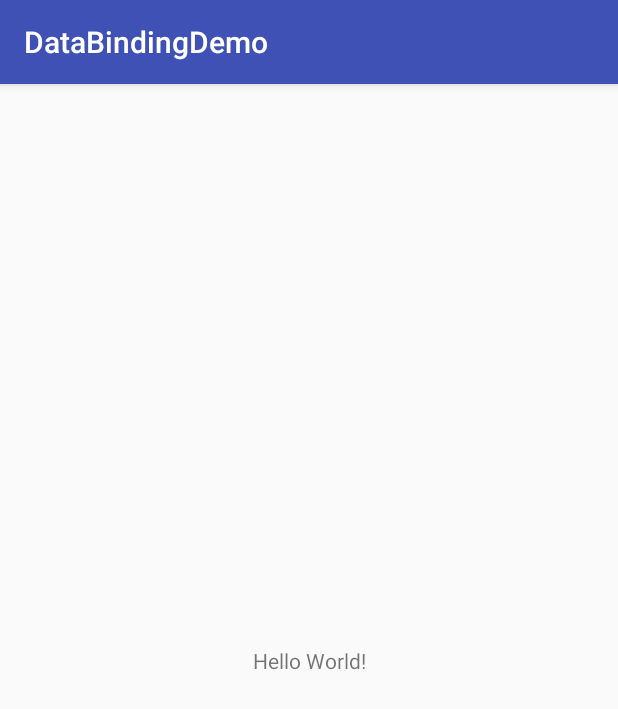
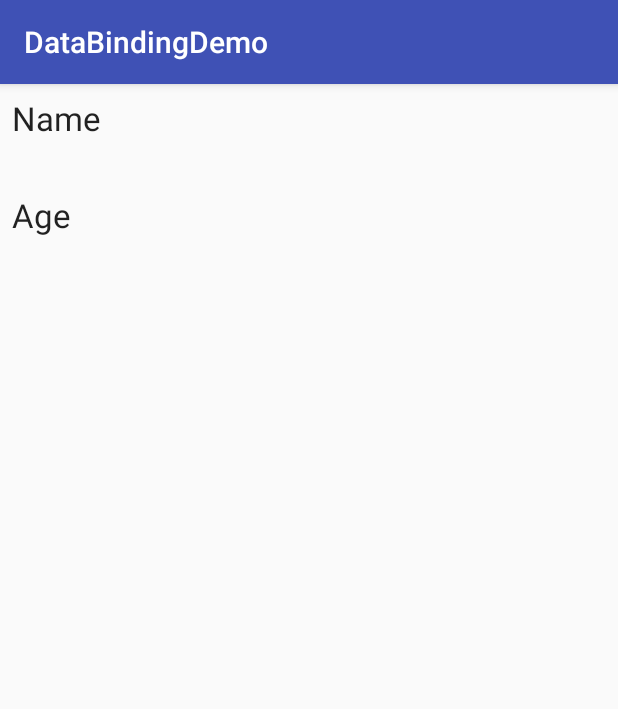
Before and after one commit to mokelab/android-demo-databinding, an Android app: the screen it shows after launch (MainActivity), on a phone screen of 412 x 824 dp. Shown: the top 709 px of the screen. Run offline under Robolectric (Android 15) with nearby library versions, the phone set to English and light mode, and no system bars; our stand-ins replace data binding.

Commit message:
add MainFragment

```diff
--- a/app/build.gradle
+++ b/app/build.gradle
@@ -17,6 +17,10 @@ android {
             proguardFiles getDefaultProguardFile('proguard-android.txt'), 'proguard-rules.pro'
         }
     }
+
+    dataBinding {
+        enabled = true
+    }
 }
 
 dependencies {
--- a/app/src/main/java/com/mokelab/demo/databinding/MainActivity.java
+++ b/app/src/main/java/com/mokelab/demo/databinding/MainActivity.java
@@ -1,5 +1,6 @@
 package com.mokelab.demo.databinding;
 
+import android.support.v4.app.FragmentTransaction;
 import android.support.v7.app.AppCompatActivity;
 import android.os.Bundle;
 
@@ -9,5 +10,13 @@ public class MainActivity extends AppCompatActivity {
     protected void onCreate(Bundle savedInstanceState) {
         super.onCreate(savedInstanceState);
         setContentView(R.layout.activity_main);
+
+        if (savedInstanceState == null) {
+            FragmentTransaction transaction = getSupportFragmentManager().beginTransaction();
+
+            transaction.add(R.id.container, MainFragment.newInstance());
+
+            transaction.commit();
+        }
     }
 }
--- /dev/null
+++ b/app/src/main/java/com/mokelab/demo/databinding/MainFragment.java
@@ -0,0 +1,38 @@
+package com.mokelab.demo.databinding;
+
+import android.databinding.DataBindingUtil;
+import android.databinding.ViewDataBinding;
+import android.os.Bundle;
+import android.support.annotation.Nullable;
+import android.support.v4.app.Fragment;
+import android.view.LayoutInflater;
+import android.view.View;
+import android.view.ViewGroup;
+
+import com.mokelab.demo.databinding.databinding.MainFragmentBinding;
+
+/**
+ * Main page
+ */
+
+public class MainFragment extends Fragment {
+    private MainFragmentBinding binding;
+
+    public static MainFragment newInstance() {
+        MainFragment fragment = new MainFragment();
+
+        Bundle args = new Bundle();
+        fragment.setArguments(args);
+
+        return fragment;
+    }
+
+    @Nullable
+    @Override
+    public View onCreateView(LayoutInflater inflater, @Nullable ViewGroup container, @Nullable Bundle savedInstanceState) {
+        this.binding = DataBindingUtil.inflate(inflater, R.layout.main_fragment, container, false);
+        return binding.getRoot();
+    }
+
+
+}
--- a/app/src/main/res/layout/activity_main.xml
+++ b/app/src/main/res/layout/activity_main.xml
@@ -1,19 +1,7 @@
 <?xml version="1.0" encoding="utf-8"?>
-<android.support.constraint.ConstraintLayout
+<FrameLayout
     xmlns:android="http://schemas.android.com/apk/res/android"
-    xmlns:app="http://schemas.android.com/apk/res-auto"
-    xmlns:tools="http://schemas.android.com/tools"
     android:layout_width="match_parent"
     android:layout_height="match_parent"
-    tools:context="com.mokelab.demo.databinding.MainActivity">
-
-    <TextView
-        android:layout_width="wrap_content"
-        android:layout_height="wrap_content"
-        android:text="Hello World!"
-        app:layout_constraintBottom_toBottomOf="parent"
-        app:layout_constraintLeft_toLeftOf="parent"
-        app:layout_constraintRight_toRightOf="parent"
-        app:layout_constraintTop_toTopOf="parent"/>
-
-</android.support.constraint.ConstraintLayout>
+    android:id="@+id/container">
+</FrameLayout>
--- /dev/null
+++ b/app/src/main/res/layout/main_fragment.xml
@@ -0,0 +1,40 @@
+<?xml version="1.0" encoding="utf-8"?>
+<layout
+    xmlns:android="http://schemas.android.com/apk/res/android">
+    <RelativeLayout
+        android:layout_width="match_parent"
+        android:layout_height="match_parent">
+        <TextView
+            android:id="@+id/text_label_1"
+            android:layout_width="wrap_content"
+            android:layout_height="wrap_content"
+            android:layout_marginTop="8dp"
+            android:layout_marginStart="8dp"
+            android:textAppearance="?android:textAppearanceLarge"
+            android:text="@string/name"/>
+        <TextView
+            android:id="@+id/text_name"
+            android:layout_width="wrap_content"
+            android:layout_height="wrap_content"
+            android:layout_marginTop="8dp"
+            android:layout_marginStart="8dp"
+            android:layout_below="@+id/text_label_1"/>
+
+        <TextView
+            android:id="@+id/text_label_2"
+            android:layout_width="wrap_content"
+            android:layout_height="wrap_content"
+            android:layout_below="@+id/text_name"
+            android:layout_marginTop="8dp"
+            android:layout_marginStart="8dp"
+            android:textAppearance="?android:textAppearanceLarge"
+            android:text="@string/age"/>
+        <TextView
+            android:id="@+id/text_age"
+            android:layout_width="wrap_content"
+            android:layout_height="wrap_content"
+            android:layout_marginTop="8dp"
+            android:layout_marginStart="8dp"
+            android:layout_below="@+id/text_label_2"/>
+    </RelativeLayout>
+</layout>
--- a/app/src/main/res/values/strings.xml
+++ b/app/src/main/res/values/strings.xml
@@ -1,3 +1,5 @@
 <resources>
     <string name="app_name">DataBindingDemo</string>
+    <string name="name">Name</string>
+    <string name="age">Age</string>
 </resources>
```
